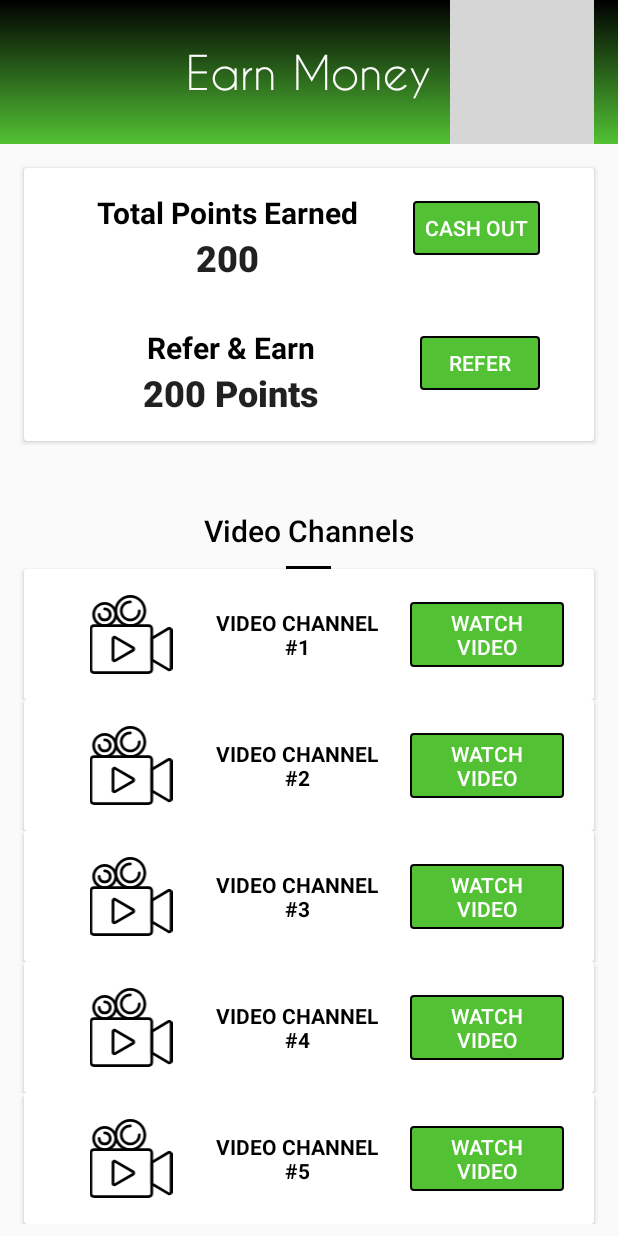
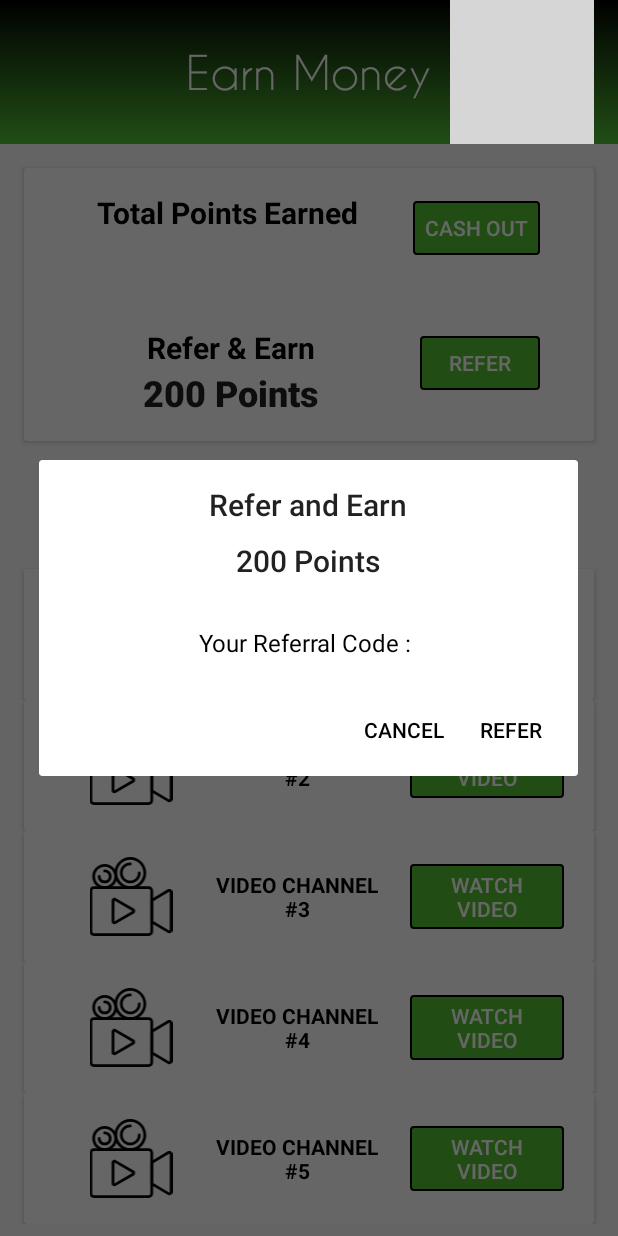
Before and after one commit to agupta06/EasyMoney, an Android app: the screen it shows after launch once a user with an empty profile is signed in (MainActivity), after a tap on "REFER", on a phone screen of 412 x 824 dp. Run offline under Robolectric (Android 15) with nearby library versions, the phone set to English and light mode, and no system bars; our stand-ins replace AdMob, Firebase (no records; nobody signed in at launch, a user with empty details on screens opened directly); 4 statements that could not run were skipped; grey boxes are pictures that could not be loaded.

Commit message:
[17122018]-added referral dialog and implemented api's

```diff
--- a/app/src/main/java/com/resolvebug/app/easymoney/LoginActivity.java
+++ b/app/src/main/java/com/resolvebug/app/easymoney/LoginActivity.java
@@ -218,7 +218,7 @@ private TextInputEditText appliedReferralCode;
     }
 
     public String getAlphaNumeric(int len) {
-        char[] ch = "0123456789abcdefghijklmnopqrstuvwxyz".toCharArray();
+        char[] ch = "123456789abcdefghjkmnpqrstuvwxyz".toCharArray();
         char[] c = new char[len];
         SecureRandom random = new SecureRandom();
         for (int i = 0; i < len; i++) {
@@ -226,4 +226,5 @@ private TextInputEditText appliedReferralCode;
         }
         return new String(c);
     }
+
 }
--- a/app/src/main/java/com/resolvebug/app/easymoney/MainActivity.java
+++ b/app/src/main/java/com/resolvebug/app/easymoney/MainActivity.java
@@ -1,5 +1,6 @@
 package com.resolvebug.app.easymoney;
 
+import android.app.ProgressDialog;
 import android.content.Intent;
 import android.graphics.Typeface;
 import android.os.Bundle;
@@ -17,6 +18,12 @@ import com.google.android.gms.ads.reward.RewardItem;
 import com.google.android.gms.ads.reward.RewardedVideoAd;
 import com.google.android.gms.ads.reward.RewardedVideoAdListener;
 
+import retrofit2.Call;
+import retrofit2.Callback;
+import retrofit2.Response;
+import retrofit2.Retrofit;
+import retrofit2.converter.gson.GsonConverterFactory;
+
 public class MainActivity extends AppCompatActivity implements RewardedVideoAdListener, CashOutDialog.CashOutDialogListener {
 
     public AdView bannerAdMainPageBottom;
@@ -30,6 +37,8 @@ public class MainActivity extends AppCompatActivity implements RewardedVideoAdLi
     private int rewardAmount = 0;
     private ImageView referralHistory;
     private TextView pageTitle;
+    private RetrofitApiInterface retrofitApiInterface;
+    private UserDetailsPojo userDetails;
 
     @Override
     protected void onCreate(Bundle savedInstanceState) {
@@ -37,6 +46,7 @@ public class MainActivity extends AppCompatActivity implements RewardedVideoAdLi
         setContentView(R.layout.activity_main);
 
         initialize();
+        getUserDetails("cartergupta@gmail.com");
         loadChannelsVideoAd();
         setBannerAd();
         openPointsRedeemHistoryFragment();
@@ -210,7 +220,7 @@ public class MainActivity extends AppCompatActivity implements RewardedVideoAdLi
     @Override
     public void onRewarded(RewardItem rewardItem) {
         rewardAmount += rewardItem.getAmount();
-        totalRewardedPoints.setText(rewardAmount);
+        totalRewardedPoints.setText("hello");
     }
 
     @Override
@@ -259,6 +269,47 @@ public class MainActivity extends AppCompatActivity implements RewardedVideoAdLi
     @Override
     public void fetchPaypalEmail(String paypalEmail) {
         Toast.makeText(MainActivity.this, "Paypal Email : " + paypalEmail, Toast.LENGTH_LONG).show();
+    }
 
+    public void openReferralDialog(View view) {
+        ReferralDialog referralDialog = new ReferralDialog();
+        Bundle bundle = new Bundle();
+        bundle.putString("referralCode", userDetails.getReferralCode());
+        referralDialog.setArguments(bundle);
+        referralDialog.show(getSupportFragmentManager(), "Referral Dialog");
     }
+
+    private void getUserDetails(String email) {
+        ProgressDialog progress = new ProgressDialog(this);
+        progress.setTitle("Loading ...");
+//        progress.setMessage("Please wait till the video is loaded...");
+        progress.setCancelable(false); // disable dismiss by tapping outside of the dialog
+        progress.show();
+        userDetails = new UserDetailsPojo();
+        Retrofit retrofit = new Retrofit.Builder()
+                .baseUrl(retrofitApiInterface.BASE_URL)
+                .addConverterFactory(GsonConverterFactory.create())
+                .build();
+        retrofitApiInterface = retrofit.create(RetrofitApiInterface.class);
+        UserDetailsPojo userDetailsPojo = new UserDetailsPojo(email);
+        Call<UserDetailsPojo> call = retrofitApiInterface.getUserDetails(userDetailsPojo);
+        call.enqueue(new Callback<UserDetailsPojo>() {
+            @Override
+            public void onResponse(Call<UserDetailsPojo> call, Response<UserDetailsPojo> response) {
+                totalRewardedPoints.setText(response.body().getPointsEarned());
+                userDetails.setEmail(response.body().getEmail());
+                userDetails.setJoiningBonusGiven(response.body().getJoiningBonusGiven());
+                userDetails.setAppliedReferralCode(response.body().getAppliedReferralCode());
+                userDetails.setPaypalEmail(response.body().getPaypalEmail());
+                userDetails.setPointsEarned(response.body().getPointsEarned());
+                userDetails.setReferralCode(response.body().getReferralCode());
+            }
+
+            @Override
+            public void onFailure(Call<UserDetailsPojo> call, Throwable t) {
+            }
+        });
+        progress.dismiss();
+    }
+
 }
--- /dev/null
+++ b/app/src/main/java/com/resolvebug/app/easymoney/ReferralDialog.java
@@ -0,0 +1,51 @@
+package com.resolvebug.app.easymoney;
+
+import android.app.AlertDialog;
+import android.app.Dialog;
+import android.content.DialogInterface;
+import android.content.Intent;
+import android.os.Bundle;
+import android.support.v7.app.AppCompatDialogFragment;
+import android.view.LayoutInflater;
+import android.view.View;
+import android.widget.TextView;
+
+public class ReferralDialog extends AppCompatDialogFragment {
+
+    private TextView referralCode;
+
+    @Override
+    public Dialog onCreateDialog(Bundle savedInstanceState) {
+        AlertDialog.Builder builder = new AlertDialog.Builder(getActivity());
+
+        LayoutInflater inflater = getActivity().getLayoutInflater();
+        View view = inflater.inflate(R.layout.referral_dialog, null);
+        Bundle bundle = this.getArguments();
+        final String code = bundle.getString("referralCode");
+        builder.setView(view)
+                .setTitle("")
+                .setNegativeButton("Cancel", new DialogInterface.OnClickListener() {
+                    @Override
+                    public void onClick(DialogInterface dialog, int which) {
+                    }
+                })
+                .setPositiveButton("Refer", new DialogInterface.OnClickListener() {
+                    @Override
+                    public void onClick(DialogInterface dialog, int which) {
+                        referApp(code);
+                    }
+                });
+        referralCode = view.findViewById(R.id.referralCode);
+        referralCode.setText(code);
+        return builder.create();
+    }
+
+    private void referApp(String referralCode) {
+        Intent share = new Intent(Intent.ACTION_SEND);
+        share.setType("text/plain");
+        share.addFlags(Intent.FLAG_ACTIVITY_CLEAR_WHEN_TASK_RESET);
+        share.putExtra(Intent.EXTRA_SUBJECT, "Earn Money");
+        share.putExtra(Intent.EXTRA_TEXT, "Hey,\n\nEarn Money is a fast, easy and simple app that I use to earn money anytime, anywhere.\n\nUse Referral Code : " + referralCode + "\n\nGet it for free at : http://play.google.com/store/apps/details?id=" + getActivity().getPackageName());
+        startActivity(Intent.createChooser(share, "Share Bahi Khata with friends"));
+    }
+}
--- a/app/src/main/java/com/resolvebug/app/easymoney/RetrofitApiInterface.java
+++ b/app/src/main/java/com/resolvebug/app/easymoney/RetrofitApiInterface.java
@@ -6,8 +6,11 @@ import retrofit2.http.POST;
 
 public interface RetrofitApiInterface {
 
-    public String BASE_URL = "https://resolvebug.com/earnmoney/api/";
+    String BASE_URL = "https://resolvebug.com/earnmoney/api/";
 
     @POST("create/CreateUser.php")
     Call<UserDetailsPojo> saveUserDetails(@Body UserDetailsPojo post);
+
+    @POST("read/GetUserDetails.php")
+    Call<UserDetailsPojo> getUserDetails(@Body UserDetailsPojo post);
 }
--- a/app/src/main/res/layout/activity_main.xml
+++ b/app/src/main/res/layout/activity_main.xml
@@ -102,7 +102,6 @@
                                     android:layout_width="wrap_content"
                                     android:layout_height="match_parent"
                                     android:gravity="center_vertical"
-                                    android:text="200"
                                     android:textSize="24sp"
                                     android:textStyle="bold" />
 
@@ -162,7 +161,7 @@
                                 android:layout_alignParentEnd="true"
                                 android:layout_marginEnd="16dp"
                                 android:enabled="true"
-                                android:onClick="startChannelVideo"
+                                android:onClick="openReferralDialog"
                                 android:text="REFER"
                                 android:textColor="#FFFFFF" />
 
--- /dev/null
+++ b/app/src/main/res/layout/referral_dialog.xml
@@ -0,0 +1,50 @@
+<?xml version="1.0" encoding="utf-8"?>
+<LinearLayout xmlns:android="http://schemas.android.com/apk/res/android"
+    android:layout_width="match_parent"
+    android:layout_height="match_parent"
+    android:orientation="vertical"
+    android:padding="16dp">
+
+    <TextView
+        style="@style/TextAppearance.AppCompat.Widget.ActionBar.Title"
+        android:layout_width="wrap_content"
+        android:layout_height="wrap_content"
+        android:layout_gravity="center"
+        android:text="Refer and Earn" />
+
+    <TextView
+        style="@style/TextAppearance.AppCompat.Widget.ActionBar.Title"
+        android:layout_width="wrap_content"
+        android:layout_height="wrap_content"
+        android:layout_gravity="center"
+        android:layout_marginTop="10dp"
+        android:text="200 Points" />
+
+    <LinearLayout
+        android:layout_width="match_parent"
+        android:layout_height="wrap_content"
+        android:layout_marginTop="30dp"
+        android:gravity="center_horizontal"
+        android:orientation="horizontal">
+
+        <TextView
+            android:layout_width="wrap_content"
+            android:layout_height="wrap_content"
+            android:layout_gravity="center"
+            android:text="Your Referral Code : "
+            android:textColor="@color/textColor"
+            android:textSize="16dp" />
+
+        <TextView
+            android:id="@+id/referralCode"
+            android:layout_width="wrap_content"
+            android:layout_height="wrap_content"
+            android:layout_gravity="center"
+            android:text="ahg561"
+            android:textStyle="bold"
+            android:textColor="@color/textColor"
+            android:textSize="16dp" />
+
+    </LinearLayout>
+
+</LinearLayout>
```
Also changed, not shown: app/src/main/java/com/resolvebug/app/easymoney/UserDetailsPojo.java (+24 -18 lines).
